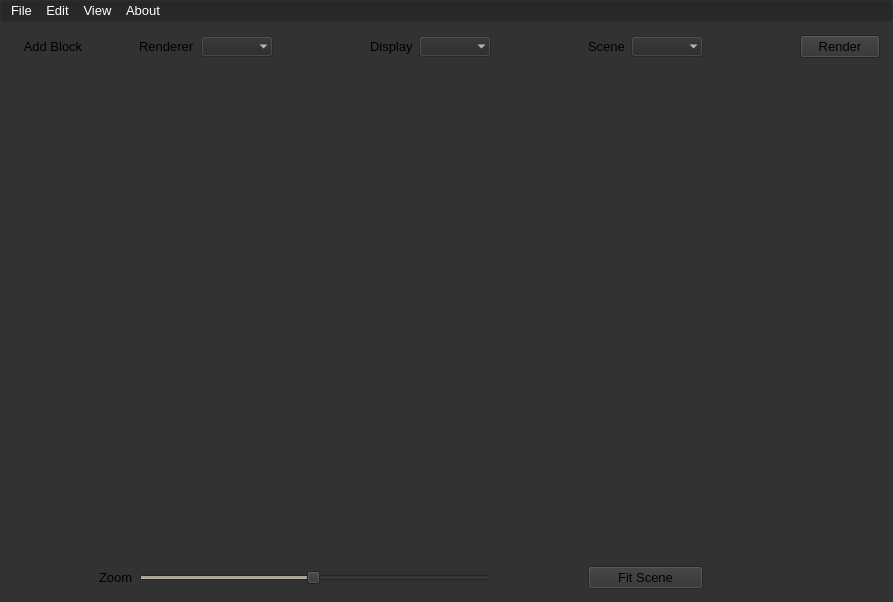
Before: the Qt Designer form src/application-qt4/application_window.ui in luisbarrancos/shrimp, drawn with Qt 5.
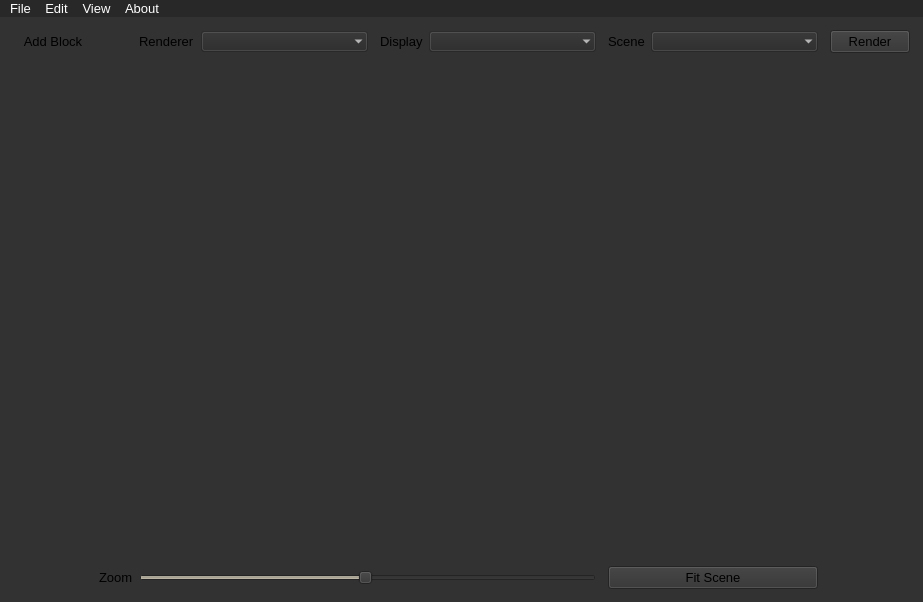
After: the same form once the commit is applied.

Patch:
```diff
--- a/src/application-qt4/application_window.ui
+++ b/src/application-qt4/application_window.ui
@@ -424,6 +424,12 @@
     padding: 1px 0px 1px 3px; /*This makes text colour work*/
 }</string>
         </property>
+        <property name="sizeAdjustPolicy">
+         <enum>QComboBox::AdjustToContents</enum>
+        </property>
+        <property name="minimumContentsLength">
+         <number>16</number>
+        </property>
         <property name="frame">
          <bool>false</bool>
         </property>
@@ -588,7 +594,17 @@
     color:white;
     background-color: rgba(40,40,40,100);
     padding: 1px 0px 1px 3px; /*This makes text colour work*/
-}</string>
+}
+
+
+
+</string>
+        </property>
+        <property name="sizeAdjustPolicy">
+         <enum>QComboBox::AdjustToContents</enum>
+        </property>
+        <property name="minimumContentsLength">
+         <number>16</number>
         </property>
         <property name="frame">
          <bool>false</bool>
@@ -646,6 +662,12 @@
     padding: 1px 0px 1px 3px; /*This makes text colour work*/
 }</string>
         </property>
+        <property name="sizeAdjustPolicy">
+         <enum>QComboBox::AdjustToContents</enum>
+        </property>
+        <property name="minimumContentsLength">
+         <number>16</number>
+        </property>
         <property name="frame">
          <bool>false</bool>
         </property>
@@ -679,7 +701,7 @@
      <x>0</x>
      <y>0</y>
      <width>893</width>
-     <height>23</height>
+     <height>17</height>
     </rect>
    </property>
    <property name="palette">
@@ -854,9 +876,9 @@
       <colorrole role="WindowText">
        <brush brushstyle="SolidPattern">
         <color alpha="255">
-         <red>106</red>
-         <green>104</green>
-         <blue>100</blue>
+         <red>255</red>
+         <green>255</green>
+         <blue>255</blue>
         </color>
        </brush>
       </colorrole>
@@ -872,18 +894,18 @@
       <colorrole role="Text">
        <brush brushstyle="SolidPattern">
         <color alpha="255">
-         <red>190</red>
-         <green>190</green>
-         <blue>190</blue>
+         <red>255</red>
+         <green>255</green>
+         <blue>255</blue>
         </color>
        </brush>
       </colorrole>
       <colorrole role="ButtonText">
        <brush brushstyle="SolidPattern">
         <color alpha="255">
-         <red>106</red>
-         <green>104</green>
-         <blue>100</blue>
+         <red>255</red>
+         <green>255</green>
+         <blue>255</blue>
         </color>
        </brush>
       </colorrole>
@@ -947,14 +969,19 @@
    <property name="styleSheet">
     <string notr="true">QMenuBar {
     background-color: rgb(40,40,40);
+	color: rgb(255,255,255);
+}
+
+QMenuBar::item {
+    spacing: 3px; /* spacing between menu bar items */
+    padding: 1px 4px;
+    background: transparent;
     border-radius: 4px;
-    border-style: flat;
-    border-width: 1px;
 }
 
- QMenuBar::item:selected {
-     background: orange;
- }
+QMenuBar::item:selected { /* when selected using mouse or keyboard */
+    background: #a8a8a8;
+}
 
  QMenuBar::item:pressed {
      background: orange;
```
Left out of the diff: 75 changed lines with no effect on the pictures.
